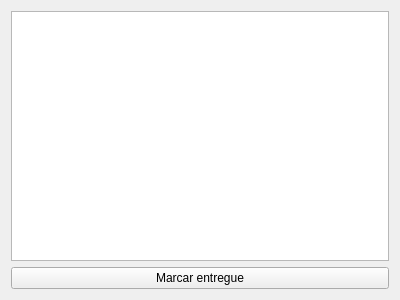
This is ui/widgetlogisticarepresentacao.ui in lellisls/ERP-STACCATO as Qt 5 draws it before an edit. The edited form follows.
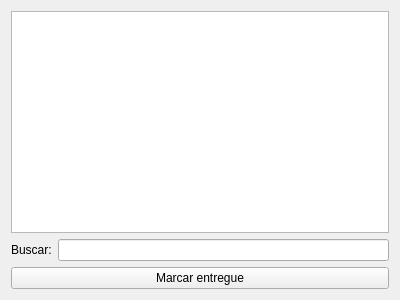
This is the edited form. Custom widgets are drawn as their Qt base class.

```diff
--- a/ui/widgetlogisticarepresentacao.ui
+++ b/ui/widgetlogisticarepresentacao.ui
@@ -14,10 +14,20 @@
    <string>Dialog</string>
   </property>
   <layout class="QGridLayout" name="gridLayout">
-   <item row="0" column="0">
+   <item row="2" column="1">
+    <widget class="QLineEdit" name="lineEditBusca"/>
+   </item>
+   <item row="2" column="0">
+    <widget class="QLabel" name="label">
+     <property name="text">
+      <string>Buscar:</string>
+     </property>
+    </widget>
+   </item>
+   <item row="0" column="0" colspan="2">
     <widget class="TableView" name="table"/>
    </item>
-   <item row="1" column="0">
+   <item row="3" column="0" colspan="2">
     <widget class="QPushButton" name="pushButtonMarcarEntregue">
      <property name="text">
       <string>Marcar entregue</string>
```
